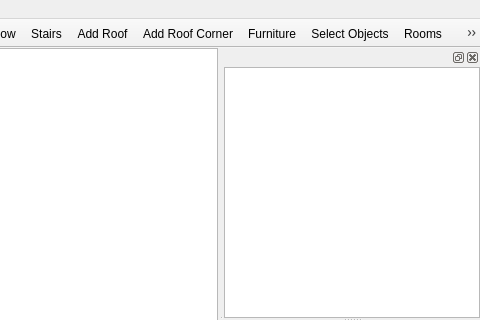
Before: the Qt Designer form src/tiled/BuildingEditor/buildingeditorwindow.ui in timbaker/tiled, drawn with Qt 5; both pictures show x 320 to 800 and y 0 to 320 of the 800 by 600 pixel window.
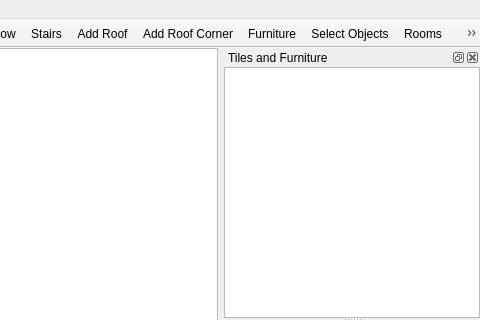
After: the same form once the commit is applied. Icons and pictures are not drawn. Custom widgets are drawn as their Qt base class.

Commit message:
Massive rewrite of the tile-mode switching code.
BuildingTileModeWidget was removed.  The layers and tilesets docks that
were a part of BuildingTileModeWidget were moved to their own classes.
The tile-mode toolbar was moved to its own class, TileModeToolBar.

TileModeFurnitureDock was renamed BuildingFurnitureDock.

```diff
--- a/src/tiled/BuildingEditor/buildingeditorwindow.ui
+++ b/src/tiled/BuildingEditor/buildingeditorwindow.ui
@@ -173,6 +173,9 @@
    <addaction name="actionDownLevel"/>
   </widget>
   <widget class="QDockWidget" name="dockWidget">
+   <property name="windowTitle">
+    <string>Tiles and Furniture</string>
+   </property>
    <attribute name="dockWidgetArea">
     <number>2</number>
    </attribute>
@@ -717,6 +720,11 @@
    <extends>QTableWidget</extends>
    <header>BuildingEditor/mixedtilesetview.h</header>
   </customwidget>
+  <customwidget>
+   <class>BuildingEditor::BuildingTileModeView</class>
+   <extends>QGraphicsView</extends>
+   <header>BuildingEditor/buildingtilemodeview.h</header>
+  </customwidget>
   <customwidget>
    <class>BuildingEditor::FurnitureView</class>
    <extends>QTableWidget</extends>
```
Left out of the diff: 32 changed lines with no effect on the pictures. The commit also changes 21 other files.
